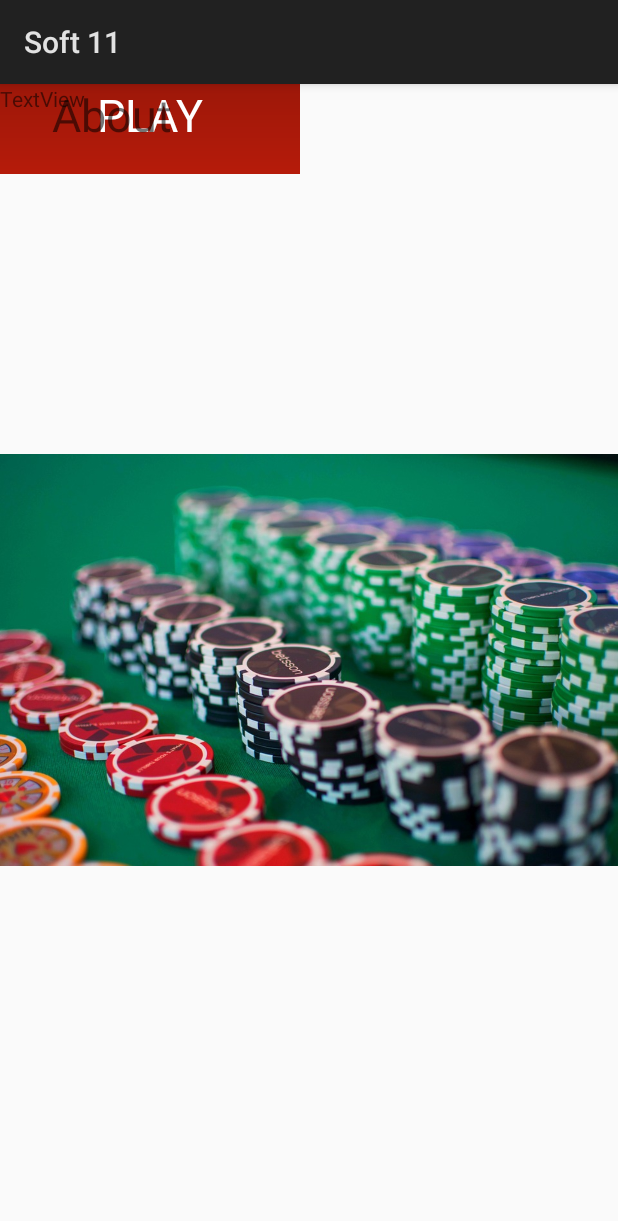
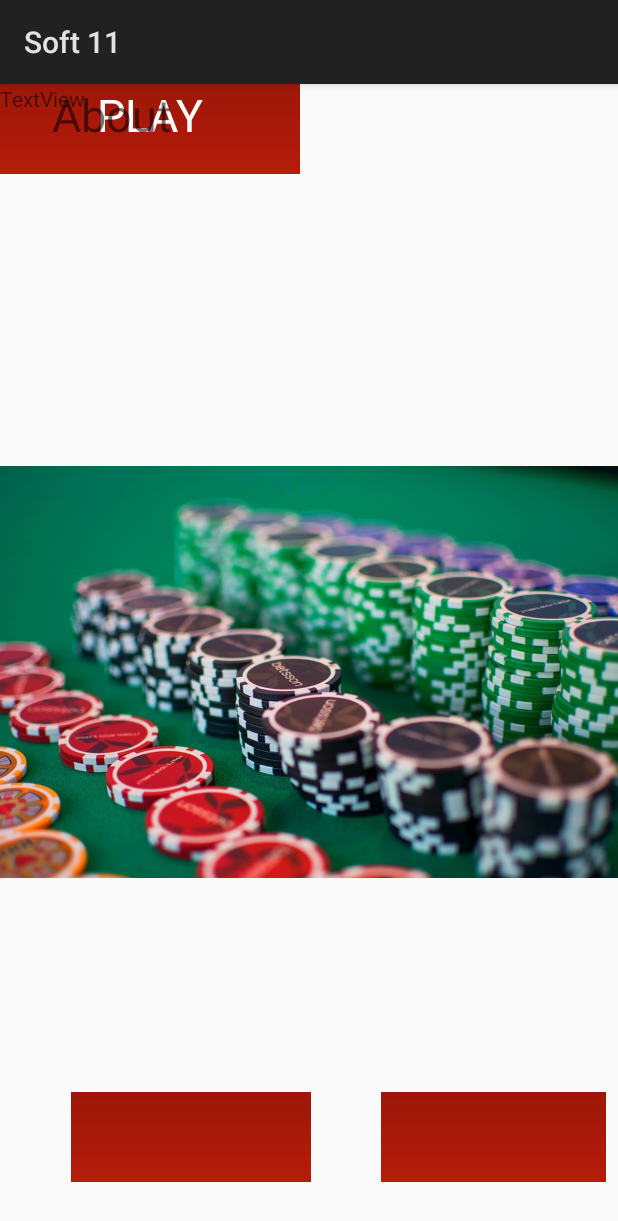
Before and after one commit to mikosd/Soft11, an Android app: the screen it shows after launch (MainActivity), on a phone screen of 412 x 824 dp. Shown: the top 1221 px of the screen. Run offline under Robolectric (Android 15) with nearby library versions, the phone set to English and light mode, and no system bars.

Commit message:
Initial commit

```diff
--- a/app/build.gradle
+++ b/app/build.gradle
@@ -16,10 +16,11 @@ android {
             proguardFiles getDefaultProguardFile('proguard-android.txt'), 'proguard-rules.pro'
         }
     }
+    buildToolsVersion '26.0.2'
 }
 
 dependencies {
-    implementation fileTree(dir: 'libs', include: ['*.jar'])
+    implementation fileTree(include: ['*.jar'], dir: 'libs')
     implementation 'com.android.support.constraint:constraint-layout:1.0.2'
     testImplementation 'junit:junit:4.12'
     androidTestImplementation 'com.android.support.test:runner:1.0.1'
--- a/app/src/main/res/layout/activity_main.xml
+++ b/app/src/main/res/layout/activity_main.xml
@@ -8,15 +8,16 @@
     android:id="@+id/relativeLayout">
 
     <ImageView
-        android:id="@+id/backgroundImageView"
+        android:id="@+id/iv_background"
         android:layout_width="match_parent"
         android:layout_height="match_parent"
+        android:layout_marginTop="16dp"
         android:src="@drawable/chips"
         app:layout_constraintStart_toStartOf="parent"
         app:layout_constraintTop_toTopOf="parent" />
 
     <ImageButton
-        android:id="@+id/playButton"
+        android:id="@+id/button_play"
         android:layout_width="200dp"
         android:layout_height="60dp"
         android:src="@drawable/redbutton"
@@ -24,18 +25,26 @@
         tools:layout_editor_absoluteY="40dp" />
 
     <ImageButton
-        android:id="@+id/settingsButton"
+        android:id="@+id/button_s"
         android:layout_width="150dp"
         android:layout_height="60dp"
+        android:layout_marginBottom="36dp"
+        android:layout_marginEnd="8dp"
         android:src="@drawable/redbutton"
-        tools:layout_editor_absoluteX="199dp"
-        tools:layout_editor_absoluteY="421dp" />
+        app:layout_constraintBottom_toBottomOf="parent"
+        app:layout_constraintEnd_toEndOf="parent" />
 
     <ImageButton
         android:id="@+id/aboutButton"
         android:layout_width="160dp"
         android:layout_height="60dp"
-        android:src="@drawable/redbutton" />
+        android:layout_marginBottom="36dp"
+        android:layout_marginEnd="8dp"
+        android:layout_marginStart="8dp"
+        android:src="@drawable/redbutton"
+        app:layout_constraintBottom_toBottomOf="parent"
+        app:layout_constraintEnd_toStartOf="@+id/button_s"
+        app:layout_constraintStart_toStartOf="parent" />
 
     <TextView
         android:id="@+id/playButton_tv"
```
